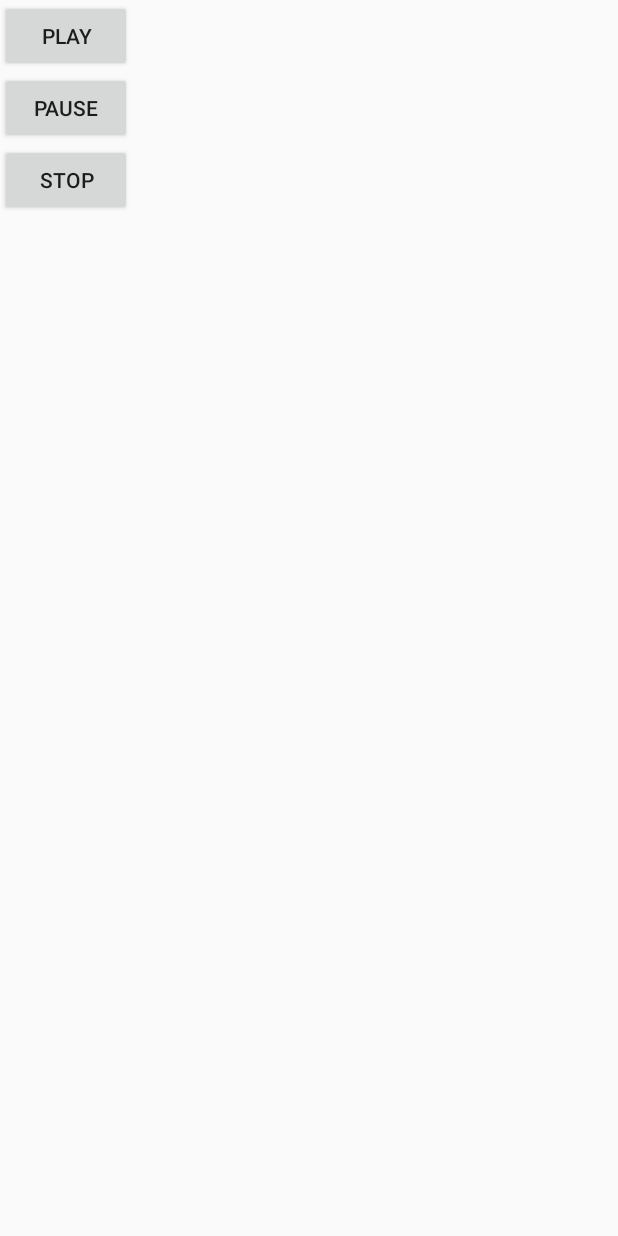
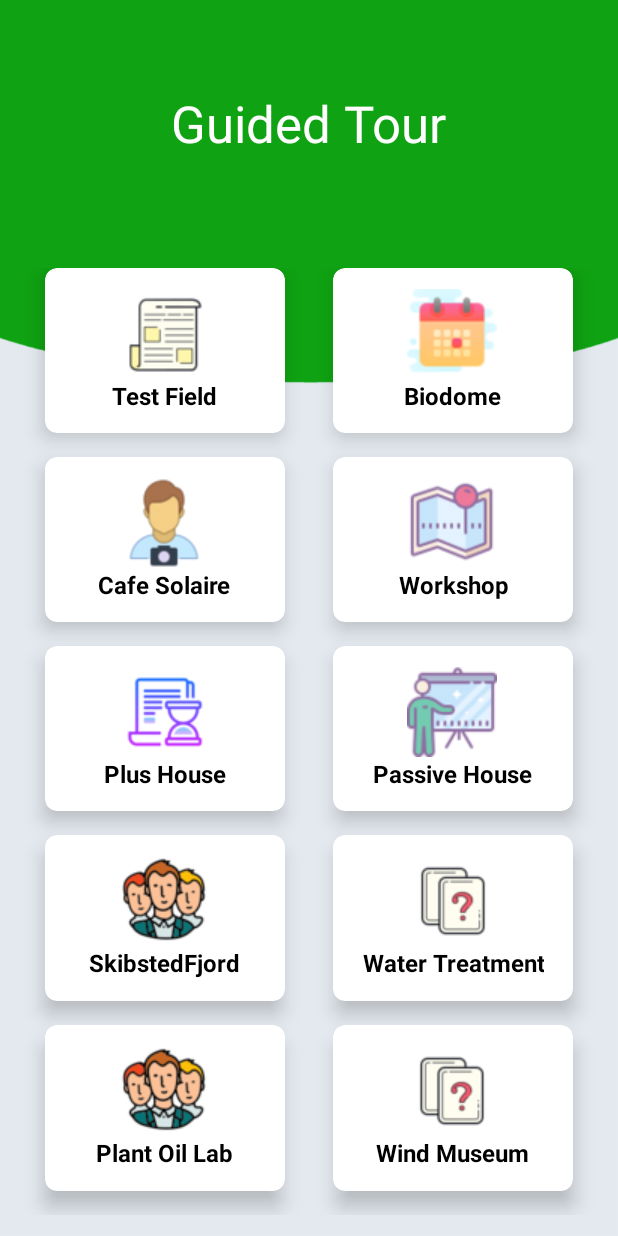
Before and after one commit to IonutPutinica/FolkecenterMobileApp, an Android app: the screen it shows after launch (AudioTestActivity before the commit, GuidedTourActivity after it), after a tap on "Guided Tour", on a phone screen of 412 x 824 dp. Run offline under Robolectric (Android 15) with nearby library versions, the phone set to English and light mode, and no system bars.

Commit message:
Guided Tour work

```diff
--- a/MobileApp/app/src/main/AndroidManifest.xml
+++ b/MobileApp/app/src/main/AndroidManifest.xml
@@ -11,6 +11,7 @@
         android:supportsRtl="true"
         android:theme="@style/AppTheme">
         <activity android:name=".UpcomingEventsActivity"/>
+        <activity android:name=".GuidedTourActivity"/>
         <activity android:name=".NewsActivity"/>
         <activity android:name=".AudioTestActivity"/>
         <activity android:name=".MainActivity">
--- /dev/null
+++ b/MobileApp/app/src/main/java/com/calcounterapplicaton/folkecentermobileapp/GuidedTourActivity.java
@@ -0,0 +1,14 @@
+package com.calcounterapplicaton.folkecentermobileapp;
+
+import android.os.Bundle;
+import android.support.v7.app.AppCompatActivity;
+
+public class GuidedTourActivity extends AppCompatActivity {
+
+    @Override
+    protected void onCreate(Bundle savedInstanceState)
+    {
+        super.onCreate(savedInstanceState);
+        setContentView(R.layout.guided_tour_page);
+    }
+}
--- a/MobileApp/app/src/main/java/com/calcounterapplicaton/folkecentermobileapp/MainActivity.java
+++ b/MobileApp/app/src/main/java/com/calcounterapplicaton/folkecentermobileapp/MainActivity.java
@@ -45,7 +45,7 @@ public class MainActivity extends AppCompatActivity {
             @Override
             public void onClick(View v)
             {
-                openAudioTestAcitivty();
+                openGuidedTourAcitivty();
             }
         });
     }
@@ -62,9 +62,9 @@ public class MainActivity extends AppCompatActivity {
         startActivity(eventsIntent);
     }
 
-    public void openAudioTestAcitivty()
+    public void openGuidedTourAcitivty()
     {
-        Intent intent=new Intent(this, AudioTestActivity.class);
+        Intent intent=new Intent(this, GuidedTourActivity.class);
         startActivity(intent);
     }
 
--- /dev/null
+++ b/MobileApp/app/src/main/res/layout/guided_tour_page.xml
@@ -0,0 +1,464 @@
+<?xml version="1.0" encoding="utf-8"?>
+<LinearLayout
+    xmlns:android="http://schemas.android.com/apk/res/android"
+    xmlns:app="http://schemas.android.com/apk/res-auto"
+    xmlns:tools="http://schemas.android.com/tools"
+    android:layout_width="match_parent"
+    android:layout_height="match_parent"
+    android:orientation="vertical"
+    android:background="@drawable/bg"
+    android:weightSum="10">
+
+    <RelativeLayout
+        android:layout_weight="2"
+        android:layout_width="match_parent"
+        android:layout_height="0dp">
+
+
+        <TextView
+            android:id="@+id/guided_tour_title"
+            android:text="@string/guided_tour_title"
+            android:textSize="34sp"
+            android:textColor="@android:color/white"
+            android:layout_centerInParent="true"
+            android:layout_width="wrap_content"
+            android:layout_height="wrap_content"
+            />
+
+    </RelativeLayout>
+
+    <GridLayout
+        android:columnCount="2"
+        android:rowCount="4"
+        android:alignmentMode="alignMargins"
+        android:columnOrderPreserved="false"
+        android:layout_weight="8"
+        android:layout_width="match_parent"
+        android:padding="14dp"
+        android:layout_height="0dp">
+
+        <!--Row 1 -->
+        <!--Column 1-->
+
+        <android.support.v7.widget.CardView
+            android:id="@+id/test_field_cardview"
+            android:layout_width="0dp"
+            android:layout_height="0dp"
+            android:layout_columnWeight="1"
+            android:layout_rowWeight="1"
+            android:layout_marginBottom="16dp"
+            android:layout_marginLeft="16dp"
+            android:layout_marginRight="16dp"
+            app:cardElevation="8dp"
+            app:cardCornerRadius="8dp"
+            >
+
+            <LinearLayout
+                android:layout_gravity="center_horizontal|center_vertical"
+                android:layout_margin="10dp"
+                android:orientation="vertical"
+                android:layout_width="wrap_content"
+                android:layout_height="wrap_content">
+
+                <ImageView
+                    android:src="@drawable/news_icon"
+                    android:layout_gravity="center_horizontal"
+                    android:layout_width="wrap_content"
+                    android:layout_height="wrap_content" />
+
+                <TextView
+                    android:text="@string/grid_test_field"
+                    android:textAlignment="center"
+                    android:textColor="@android:color/black"
+                    android:textSize="16sp"
+                    android:textStyle="bold"
+                    android:layout_width="wrap_content"
+                    android:layout_height="wrap_content" />
+
+            </LinearLayout>
+
+        </android.support.v7.widget.CardView>
+
+        <!--Row 1 -->
+        <!--Column 2-->
+
+        <android.support.v7.widget.CardView
+            android:id="@+id/biodome_cardview"
+            android:layout_width="0dp"
+            android:layout_height="0dp"
+            android:layout_columnWeight="1"
+            android:layout_rowWeight="1"
+            android:layout_marginBottom="16dp"
+            android:layout_marginLeft="16dp"
+            android:layout_marginRight="16dp"
+            app:cardElevation="8dp"
+            app:cardCornerRadius="8dp"
+            >
+
+            <LinearLayout
+                android:layout_gravity="center_horizontal|center_vertical"
+                android:layout_margin="10dp"
+                android:orientation="vertical"
+                android:layout_width="wrap_content"
+                android:layout_height="wrap_content">
+
+                <ImageView
+                    android:src="@drawable/events_icon"
+                    android:layout_gravity="center_horizontal"
+                    android:layout_width="wrap_content"
+                    android:layout_height="wrap_content" />
+
+                <TextView
+                    android:text="@string/grid_biodome"
+                    android:textAlignment="center"
+                    android:textColor="@android:color/black"
+                    android:textSize="16sp"
+                    android:textStyle="bold"
+                    android:layout_width="wrap_content"
+                    android:layout_height="wrap_content" />
+
+            </LinearLayout>
+
+        </android.support.v7.widget.CardView>
+
+        <!--Row 2 -->
+        <!--Column 1-->
+
+        <android.support.v7.widget.CardView
+            android:id="@+id/cafe_solaire_card_view"
+            android:layout_width="0dp"
+            android:layout_height="0dp"
+            android:layout_columnWeight="1"
+            android:layout_rowWeight="1"
+            android:layout_marginBottom="16dp"
+            android:layout_marginLeft="16dp"
+            android:layout_marginRight="16dp"
+            app:cardElevation="8dp"
+            app:cardCornerRadius="8dp"
+            >
+
+            <LinearLayout
+                android:layout_gravity="center_horizontal|center_vertical"
+                android:layout_margin="10dp"
+                android:orientation="vertical"
+                android:layout_width="wrap_content"
+                android:layout_height="wrap_content">
+
+                <ImageView
+                    android:src="@drawable/tour_icon"
+                    android:layout_gravity="center_horizontal"
+                    android:layout_width="wrap_content"
+                    android:layout_height="wrap_content" />
+
+                <TextView
+                    android:text="@string/grid_cafe_solaire"
+                    android:textAlignment="center"
+                    android:textColor="@android:color/black"
+                    android:textSize="16sp"
+                    android:textStyle="bold"
+                    android:layout_width="wrap_content"
+                    android:layout_height="wrap_content" />
+
+            </LinearLayout>
+
+        </android.support.v7.widget.CardView>
+
+        <!--Row 2 -->
+        <!--Column 2-->
+
+        <android.support.v7.widget.CardView
+            android:id="@+id/workshop_card_view"
+            android:layout_width="0dp"
+            android:layout_height="0dp"
+            android:layout_columnWeight="1"
+            android:layout_rowWeight="1"
+            android:layout_marginBottom="16dp"
+            android:layout_marginLeft="16dp"
+            android:layout_marginRight="16dp"
+            app:cardElevation="8dp"
+            app:cardCornerRadius="8dp"
+            >
+
+            <LinearLayout
+                android:layout_gravity="center_horizontal|center_vertical"
+                android:layout_margin="10dp"
+                android:orientation="vertical"
+                android:layout_width="wrap_content"
+                android:layout_height="wrap_content">
+
+                <ImageView
+                    android:src="@drawable/map_icon"
+                    android:layout_gravity="center_horizontal"
+                    android:layout_width="wrap_content"
+                    android:layout_height="wrap_content" />
+
+                <TextView
+                    android:text="@string/grid_workshop"
+                    android:textAlignment="center"
+                    android:textColor="@android:color/black"
+                    android:textSize="16sp"
+                    android:textStyle="bold"
+                    android:layout_width="wrap_content"
+                    android:layout_height="wrap_content" />
+
+            </LinearLayout>
+
+        </android.support.v7.widget.CardView>
+
+        <!--Row 3 -->
+        <!--Column 1-->
+
+        <android.support.v7.widget.CardView
+            android:id="@+id/plus_house_card_view"
+            android:layout_width="0dp"
+            android:layout_height="0dp"
+            android:layout_columnWeight="1"
+            android:layout_rowWeight="1"
+            android:layout_marginBottom="16dp"
+            android:layout_marginLeft="16dp"
+            android:layout_marginRight="16dp"
+            app:cardElevation="8dp"
+            app:cardCornerRadius="8dp"
+            >
+
+            <LinearLayout
+                android:layout_gravity="center_horizontal|center_vertical"
+                android:layout_margin="10dp"
+                android:orientation="vertical"
+                android:layout_width="wrap_content"
+                android:layout_height="wrap_content">
+
+                <ImageView
+                    android:src="@drawable/history_icon"
+                    android:layout_gravity="center_horizontal"
+                    android:layout_width="wrap_content"
+                    android:layout_height="wrap_content" />
+
+                <TextView
+                    android:text="@string/grid_plus_house"
+                    android:textAlignment="center"
+                    android:textColor="@android:color/black"
+                    android:textSize="16sp"
+                    android:textStyle="bold"
+                    android:layout_width="wrap_content"
+                    android:layout_height="wrap_content" />
+
+            </LinearLayout>
+
+        </android.support.v7.widget.CardView>
+
+        <!--Row 3 -->
+        <!--Column 2-->
+
+        <android.support.v7.widget.CardView
+            android:id="@+id/passive_house_card_view"
+            android:layout_width="0dp"
+            android:layout_height="0dp"
+            android:layout_columnWeight="1"
+            android:layout_rowWeight="1"
+            android:layout_marginBottom="16dp"
+            android:layout_marginLeft="16dp"
+            android:layout_marginRight="16dp"
+            app:cardElevation="8dp"
+            app:cardCornerRadius="8dp"
+            >
+
+            <LinearLayout
+                android:layout_gravity="center_horizontal|center_vertical"
+                android:layout_margin="10dp"
+                android:orientation="vertical"
+                android:layout_width="wrap_content"
+                android:layout_height="wrap_content">
+
+                <ImageView
+                    android:src="@drawable/training_icon"
+                    android:layout_gravity="center_horizontal"
+                    android:layout_width="wrap_content"
+                    android:layout_height="wrap_content" />
+
+                <TextView
+                    android:text="@string/grid_passive_house"
+                    android:textAlignment="center"
+                    android:textColor="@android:color/black"
+                    android:textSize="16sp"
+                    android:textStyle="bold"
+                    android:layout_width="wrap_content"
+                    android:layout_height="wrap_content" />
+
+            </LinearLayout>
+
+        </android.support.v7.widget.CardView>
+
+        <!--Row 4 -->
+        <!--Column 1-->
+
+        <android.support.v7.widget.CardView
+            android:id="@+id/skibstedfjord_card_view"
+            android:layout_width="0dp"
+            android:layout_height="0dp"
+            android:layout_columnWeight="1"
+            android:layout_rowWeight="1"
+            android:layout_marginBottom="16dp"
+            android:layout_marginLeft="16dp"
+            android:layout_marginRight="16dp"
+            app:cardElevation="8dp"
+            app:cardCornerRadius="8dp"
+            >
+
+            <LinearLayout
+                android:layout_gravity="center_horizontal|center_vertical"
+                android:layout_margin="10dp"
+                android:orientation="vertical"
+                android:layout_width="wrap_content"
+                android:layout_height="wrap_content">
+
+                <ImageView
+                    android:src="@drawable/life_icon"
+                    android:layout_gravity="center_horizontal"
+                    android:layout_width="wrap_content"
+                    android:layout_height="wrap_content" />
+
+                <TextView
+                    android:text="@string/grid_skibstedfjord"
+                    android:textAlignment="center"
+                    android:textColor="@android:color/black"
+                    android:textSize="16sp"
+                    android:textStyle="bold"
+                    android:layout_width="wrap_content"
+                    android:layout_height="wrap_content" />
+
+            </LinearLayout>
+
+        </android.support.v7.widget.CardView>
+
+        <!--Row 4 -->
+        <!--Column 2-->
+
+        <android.support.v7.widget.CardView
+            android:id="@+id/water_treatment_card_view"
+            android:layout_width="0dp"
+            android:layout_height="0dp"
+            android:layout_columnWeight="1"
+            android:layout_rowWeight="1"
+            android:layout_marginBottom="16dp"
+            android:layout_marginLeft="16dp"
+            android:layout_marginRight="16dp"
+            app:cardElevation="8dp"
+            app:cardCornerRadius="8dp"
+            >
+
+            <LinearLayout
+                android:layout_gravity="center_horizontal|center_vertical"
+                android:layout_margin="10dp"
+                android:orientation="vertical"
+                android:layout_width="wrap_content"
+                android:layout_height="wrap_content">
+
+                <ImageView
+                    android:src="@drawable/quiz_icon"
+                    android:layout_gravity="center_horizontal"
+                    android:layout_width="wrap_content"
+                    android:layout_height="wrap_content" />
+
+                <TextView
+                    android:text="@string/grid_water_treatment"
+                    android:textAlignment="center"
+                    android:textColor="@android:color/black"
+                    android:textSize="16sp"
+                    android:textStyle="bold"
+                    android:layout_width="wrap_content"
+                    android:layout_height="wrap_content" />
+
+            </LinearLayout>
+
+        </android.support.v7.widget.CardView>
+
+        <!--Row 5 -->
+        <!--Column 1-->
+
+        <android.support.v7.widget.CardView
+            android:id="@+id/oil_lab_card_view"
+            android:layout_width="0dp"
+            android:layout_height="0dp"
+            android:layout_columnWeight="1"
+            android:layout_rowWeight="1"
+            android:layout_marginBottom="16dp"
+            android:layout_marginLeft="16dp"
+            android:layout_marginRight="16dp"
+            app:cardElevation="8dp"
+            app:cardCornerRadius="8dp"
+            >
+
+            <LinearLayout
+                android:layout_gravity="center_horizontal|center_vertical"
+                android:layout_margin="10dp"
+                android:orientation="vertical"
+                android:layout_width="wrap_content"
+                android:layout_height="wrap_content">
+
+                <ImageView
+                    android:src="@drawable/life_icon"
+                    android:layout_gravity="center_horizontal"
+                    android:layout_width="wrap_content"
+                    android:layout_height="wrap_content" />
+
+                <TextView
+                    android:text="@string/grid_oil_lab"
+                    android:textAlignment="center"
+                    android:textColor="@android:color/black"
+                    android:textSize="16sp"
+                    android:textStyle="bold"
+                    android:layout_width="wrap_content"
+                    android:layout_height="wrap_content" />
+
+            </LinearLayout>
+
+        </android.support.v7.widget.CardView>
+
+        <!--Row 5 -->
+        <!--Column 2-->
+
+        <android.support.v7.widget.CardView
+            android:id="@+id/wind_museum_card_view"
+            android:layout_width="0dp"
+            android:layout_height="0dp"
+            android:layout_columnWeight="1"
+            android:layout_rowWeight="1"
+            android:layout_marginBottom="16dp"
+            android:layout_marginLeft="16dp"
+            android:layout_marginRight="16dp"
+            app:cardElevation="8dp"
+            app:cardCornerRadius="8dp"
+            >
+
+            <LinearLayout
+                android:layout_gravity="center_horizontal|center_vertical"
+                android:layout_margin="10dp"
+                android:orientation="vertical"
+                android:layout_width="wrap_content"
+                android:layout_height="wrap_content">
+
+                <ImageView
+                    android:src="@drawable/quiz_icon"
+                    android:layout_gravity="center_horizontal"
+                    android:layout_width="wrap_content"
+                    android:layout_height="wrap_content" />
+
+                <TextView
+                    android:text="@string/grid_wind_museum"
+                    android:textAlignment="center"
+                    android:textColor="@android:color/black"
+                    android:textSize="16sp"
+                    android:textStyle="bold"
+                    android:layout_width="wrap_content"
+                    android:layout_height="wrap_content" />
+
+            </LinearLayout>
+
+        </android.support.v7.widget.CardView>
+
+    </GridLayout>
+
+
+
+</LinearLayout>
--- a/MobileApp/app/src/main/res/values/strings.xml
+++ b/MobileApp/app/src/main/res/values/strings.xml
@@ -16,4 +16,18 @@
     <string name="news_read_more">Read More</string>
     <string name="news_subtitle_date">Date</string>
     <string name="news_title">Title</string>
+
+    <!--GUIDED TOUR PAGE STRINGS-->
+    <string name="guided_tour_title">Guided Tour</string>
+    <string name="grid_test_field">Test Field</string>
+    <string name="grid_biodome">Biodome</string>
+    <string name="grid_cafe_solaire">Cafe Solaire</string>
+    <string name="grid_workshop">Workshop</string>
+    <string name="grid_plus_house">Plus House</string>
+    <string name="grid_passive_house">Passive House</string>
+    <string name="grid_skibstedfjord">SkibstedFjord</string>
+    <string name="grid_water_treatment">Water Treatment</string>
+    <string name="grid_oil_lab">Plant Oil Lab</string>
+    <string name="grid_wind_museum">Wind Museum</string>
+
 </resources>
```
